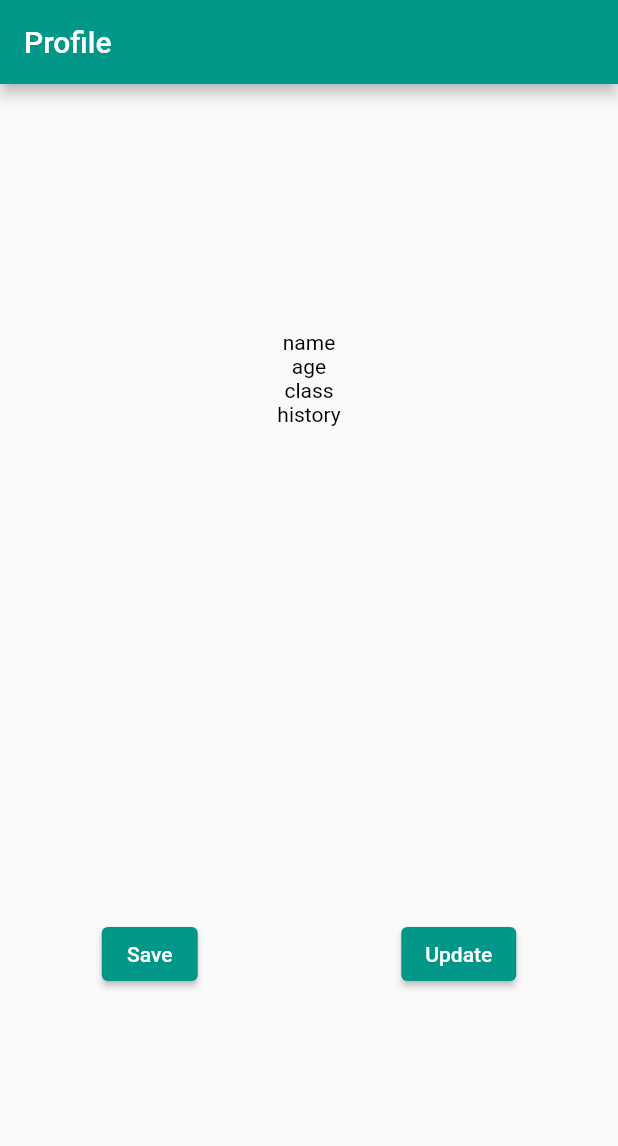
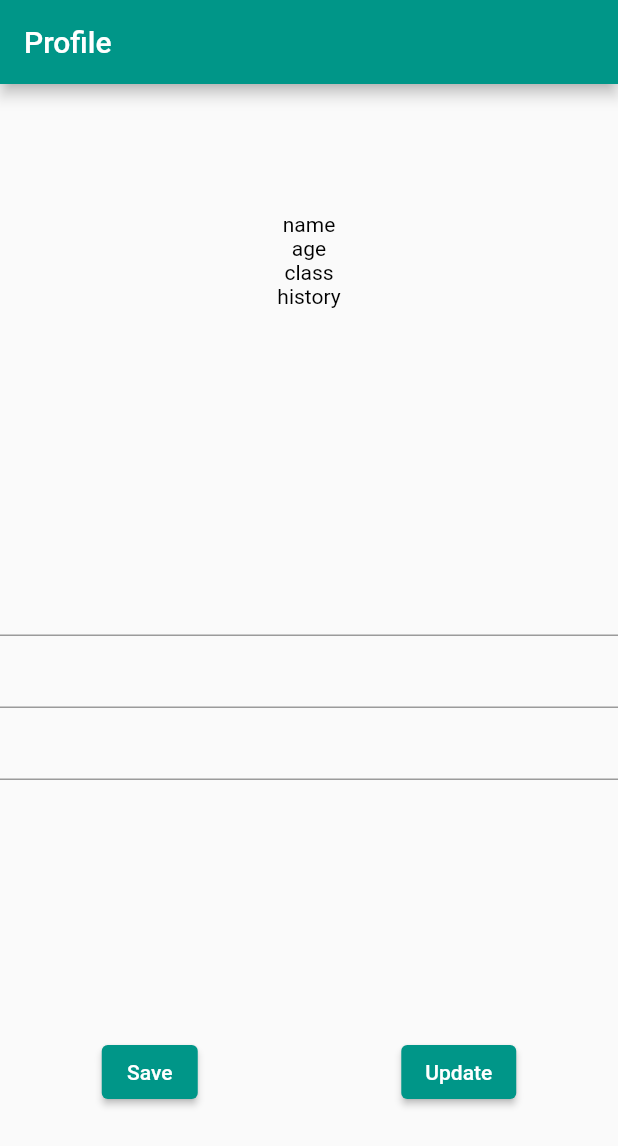
Before and after one commit to bezerrabruno/Estudos, a Flutter app: the screen it shows after launch, after a tap on "Update", on a phone screen of 412 x 824 dp. Shown: the top 1146 px of the screen. Run offline on Flutter 3.47's test engine with Material 2 defaults, Android fonts, the phone set to English and light mode, and no system bars; our stand-ins replace dio, flutter_bloc, flutter_modular, responsive_sizer, sqflite; accounts and stored records are empty.

Commit message:
Finalized: persistencia_dados exemple

```diff
--- a/persistencia_dados/lib/app/pages/home_page.dart
+++ b/persistencia_dados/lib/app/pages/home_page.dart
@@ -16,6 +16,10 @@ class _HomePageState extends State<HomePage> {
 
   final PersonDao _dao = PersonDao();
 
+  final TextEditingController _controllerName = TextEditingController();
+  final TextEditingController _controllerAge = TextEditingController();
+  final TextEditingController _controllerClas = TextEditingController();
+
   @override
   void initState() {
     super.initState();
@@ -25,17 +29,24 @@ class _HomePageState extends State<HomePage> {
     _person = await _dao.find();
     await Future.delayed(const Duration(seconds: 2));
 
-    if (_person != null) {
-      created = true;
-    }
-    setState(() {});
+    setState(() {
+      if (_person != null) {
+        created = true;
+      }
+    });
   }
 
-  Future<void> _update() async {
-    await _dao.update(
-      Person(name: 'Bruno', age: '20', clas: 'Humano'),
-      1,
-    );
+  Future<void> _update(Person newPerson) async {
+    setState(() {
+      created = false;
+    });
+
+    await _dao.update(newPerson, 1);
+    await Future.delayed(const Duration(seconds: 2));
+
+    setState(() {
+      created = true;
+    });
   }
 
   Future<void> _save() async {
@@ -85,6 +96,19 @@ class _HomePageState extends State<HomePage> {
                     ),
                   ],
                 ),
+          Column(
+            children: [
+              TextField(
+                controller: _controllerName,
+              ),
+              TextField(
+                controller: _controllerAge,
+              ),
+              TextField(
+                controller: _controllerClas,
+              ),
+            ],
+          ),
           Row(
             mainAxisAlignment: MainAxisAlignment.spaceAround,
             children: [
@@ -93,7 +117,13 @@ class _HomePageState extends State<HomePage> {
                 child: const Text('Save'),
               ),
               ElevatedButton(
-                onPressed: () => _update(),
+                onPressed: () => _update(
+                  Person(
+                    name: _controllerName.text,
+                    age: _controllerAge.text,
+                    clas: _controllerClas.text,
+                  ),
+                ),
                 child: const Text('Update'),
               ),
             ],
```
